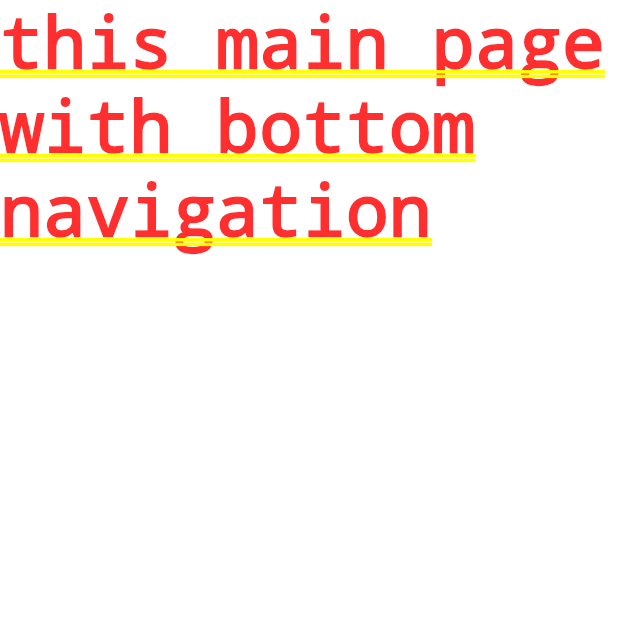
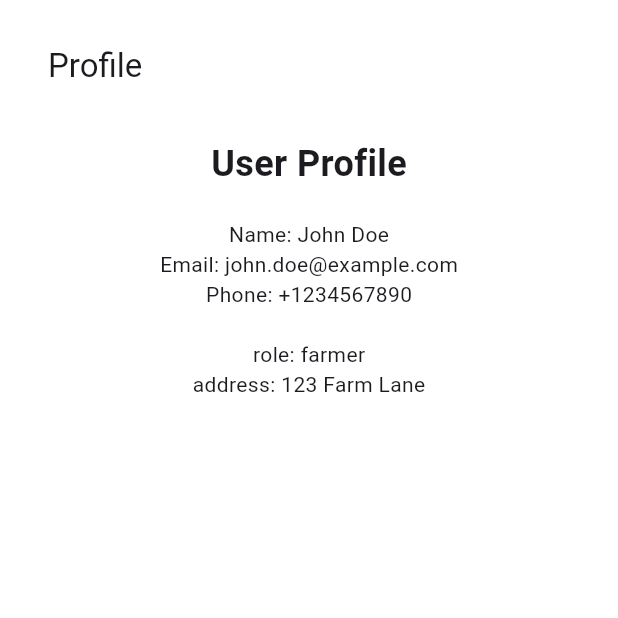
Before and after one commit to aliftheprogramer/study-clean-architecture, a Flutter app: the screen it shows after launch, on a phone screen of 412 x 824 dp, the top half of it. Run offline on Flutter 3.47's test engine with Material 3 defaults, Android fonts, the phone set to English and light mode, and no system bars; our stand-ins replace dartz, dio, flutter_bloc, get_it, logger, shared_preferences.

Commit message:
Implement user profile feature with API integration and UI display

```diff
--- a/lib/core/constants/api_urls.dart
+++ b/lib/core/constants/api_urls.dart
@@ -3,4 +3,5 @@ class ApiUrls {
   static const register = "$baseUrl/auth/register";
   static const login = "$baseUrl/auth/login";
   static const logout = "$baseUrl/auth/logout";
+  static const userProfile = "$baseUrl/auth/me";
 }
--- a/lib/core/services/services_locator.dart
+++ b/lib/core/services/services_locator.dart
@@ -5,6 +5,7 @@ import 'package:clean_architecture_poktani/features/auth/data/source/auth_local_
 import 'package:clean_architecture_poktani/features/auth/domain/repository/auth_repository.dart';
 import 'package:clean_architecture_poktani/features/auth/domain/usecase/is_logged_in.dart';
 import 'package:clean_architecture_poktani/features/auth/domain/usecase/signup_usecases.dart';
+import 'package:clean_architecture_poktani/features/profile/domain/usecase/get_user.dart';
 import 'package:get_it/get_it.dart';
 
 final sl = GetIt.instance;
@@ -22,4 +23,5 @@ void setupServiceLocator() {
   // usecases
   sl.registerSingleton<SignupUsecase>(SignupUsecase());
   sl.registerSingleton<IsLoggedInUseCase>(IsLoggedInUseCase());
+  sl.registerSingleton<GetUserUseCase>(GetUserUseCase());
 }
--- /dev/null
+++ b/lib/features/profile/presentation/pages/profile.dart
@@ -0,0 +1,37 @@
+import 'package:flutter/material.dart';
+import 'package:flutter/widgets.dart';
+
+class ProfilePage extends StatelessWidget {
+  const ProfilePage({super.key});
+
+  @override
+  Widget build(BuildContext context) {
+    return Scaffold(body: _buildBody(context));
+  }
+
+  Widget _buildBody(BuildContext context) {
+    return SafeArea(
+      child: Padding(
+        padding: const EdgeInsets.all(16.0),
+        child: Column(
+          children: [
+            AppBar(title: Text("Profile"), backgroundColor: Colors.white),
+            const SizedBox(height: 20),
+            const Text(
+              "User Profile",
+              style: TextStyle(fontSize: 24, fontWeight: FontWeight.bold),
+            ),
+            const SizedBox(height: 20),
+            // Placeholder for user information
+            Text("Name: John Doe"),
+            Text("Email: john.doe@example.com"),
+            Text("Phone: +1234567890"),
+            const SizedBox(height: 20),
+            Text("role: farmer"),
+            Text("address: 123 Farm Lane"),
+          ],
+        ),
+      ),
+    );
+  }
+}
--- a/lib/main.dart
+++ b/lib/main.dart
@@ -3,6 +3,7 @@ import 'package:clean_architecture_poktani/common/bloc/auth/auth_state_cubit.dar
 import 'package:clean_architecture_poktani/core/services/services_locator.dart';
 import 'package:clean_architecture_poktani/features/auth/presentation/pages/welcome.dart';
 import 'package:clean_architecture_poktani/features/main/presentation/pages/main_navigator_page.dart';
+import 'package:clean_architecture_poktani/features/profile/presentation/pages/profile.dart';
 import 'package:flutter/material.dart';
 import 'package:flutter_bloc/flutter_bloc.dart';
 
@@ -27,7 +28,8 @@ class MyApp extends StatelessWidget {
         home: BlocBuilder<AuthStateCubit, AuthState>(
           builder: (context, state) {
             if (state is Authenticated) {
-              return MainNavigatorPage();
+              return ProfilePage();
+              // return MainNavigatorPage();
             }
             if (state is UnAuthenticated) {
               return WelcomePage();
```
Also changed, not shown: lib/features/profile/data/repository/user_repository_impl.dart (+17 -3 lines), lib/features/profile/data/source/profile_api_service.dart (+18 -3 lines), lib/features/profile/domain/usecase/get_user.dart (added, +11 -0 lines).
